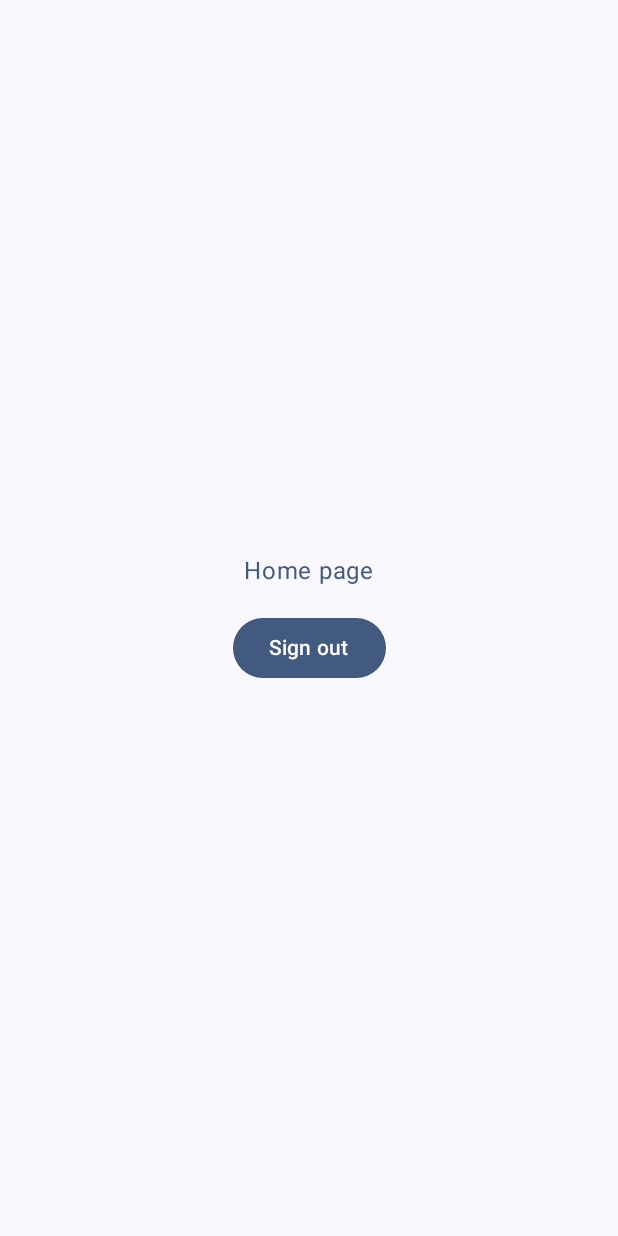
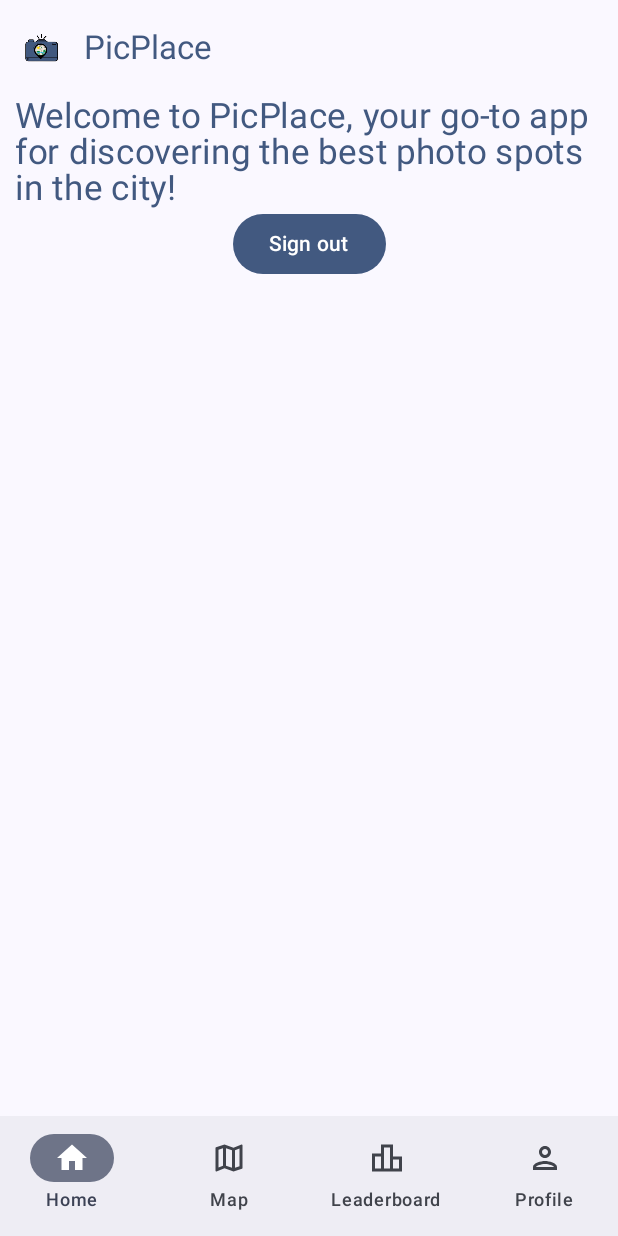
Before and after one commit to dusanmaksimovic02/PicPlace, an Android app built with Jetpack Compose: the HomeScreen screen opened through its navigation route, on a phone screen of 412 x 824 dp. Run offline under Robolectric (Android 15) with nearby library versions, the phone set to English and light mode, and no system bars; our stand-ins replace Firebase (no records; nobody signed in at launch, a user with empty details on screens opened directly), livedata-compose.

Commit message:
Bottom app navigation is added

```diff
--- a/app/src/main/java/com/example/picplace/MainActivity.kt
+++ b/app/src/main/java/com/example/picplace/MainActivity.kt
@@ -8,13 +8,9 @@ import androidx.activity.viewModels
 import androidx.compose.foundation.layout.fillMaxSize
 import androidx.compose.foundation.layout.padding
 import androidx.compose.material3.Scaffold
-import androidx.compose.material3.Surface
 import androidx.compose.ui.Modifier
-import androidx.compose.ui.platform.LocalContext
-import androidx.navigation.NavController
 import com.example.picplace.models.auth.AuthViewModel
 import com.example.picplace.ui.navigation.Navigation
-import com.example.picplace.ui.screens.login.LoginScreen
 import com.example.picplace.ui.theme.PicPlaceTheme
 
 class MainActivity : ComponentActivity() {
--- /dev/null
+++ b/app/src/main/java/com/example/picplace/ui/navigation/BottomNavigationBar.kt
@@ -0,0 +1,84 @@
+package com.example.picplace.ui.navigation
+
+import android.annotation.SuppressLint
+import androidx.compose.material.icons.Icons
+import androidx.compose.material.icons.filled.Home
+import androidx.compose.material.icons.filled.Leaderboard
+import androidx.compose.material.icons.filled.Map
+import androidx.compose.material.icons.filled.Person
+import androidx.compose.material.icons.outlined.Home
+import androidx.compose.material.icons.outlined.Leaderboard
+import androidx.compose.material.icons.outlined.Map
+import androidx.compose.material.icons.outlined.Person
+import androidx.compose.material3.Icon
+import androidx.compose.material3.NavigationBar
+import androidx.compose.material3.NavigationBarItem
+import androidx.compose.material3.Text
+import androidx.compose.runtime.Composable
+import androidx.compose.ui.Modifier
+import androidx.compose.ui.graphics.vector.ImageVector
+import androidx.navigation.NavController
+
+data class BottomNavigationItem(
+    val title: String,
+    val route: String,
+    val selectedIcon: ImageVector,
+    val unselectedIcon: ImageVector,
+)
+
+@SuppressLint("UnusedMaterial3ScaffoldPaddingParameter")
+@Composable
+fun BottomNavigationBar(
+    navController: NavController,
+    selectedIndex: Number
+) {
+    val items = listOf(
+        BottomNavigationItem(
+            route = Screens.Home.screen,
+            title = "Home",
+            selectedIcon = Icons.Filled.Home,
+            unselectedIcon = Icons.Outlined.Home,
+        ),
+        BottomNavigationItem(
+            route = Screens.Map.screen,
+            title = "Map",
+            selectedIcon = Icons.Filled.Map,
+            unselectedIcon = Icons.Outlined.Map,
+        ),
+        BottomNavigationItem(
+            route = Screens.Leaderboard.screen,
+            title = "Leaderboard",
+            selectedIcon = Icons.Filled.Leaderboard,
+            unselectedIcon = Icons.Outlined.Leaderboard,
+        ),
+        BottomNavigationItem(
+            route = Screens.Profile.screen,
+            title = "Profile",
+            selectedIcon = Icons.Filled.Person,
+            unselectedIcon = Icons.Outlined.Person,
+        ),
+    )
+
+    NavigationBar {
+        items.forEachIndexed { index, item ->
+            NavigationBarItem(
+                selected = selectedIndex == index,
+                onClick = {
+                    navController.navigate(item.route)
+                },
+                label = {
+                    Text(text = item.title)
+                },
+                icon = {
+                    Icon(
+                        imageVector = if (index == selectedIndex) {
+                            item.selectedIcon
+                        } else item.unselectedIcon,
+                        contentDescription = item.title
+                    )
+
+                }
+            )
+        }
+    }
+}
--- a/app/src/main/java/com/example/picplace/ui/screens/home/Home.kt
+++ b/app/src/main/java/com/example/picplace/ui/screens/home/Home.kt
@@ -1,13 +1,17 @@
 package com.example.picplace.ui.screens.home
 
-import androidx.compose.foundation.layout.Arrangement
+import androidx.compose.foundation.Image
 import androidx.compose.foundation.layout.Column
-import androidx.compose.foundation.layout.Spacer
 import androidx.compose.foundation.layout.fillMaxSize
-import androidx.compose.foundation.layout.height
+import androidx.compose.foundation.layout.padding
 import androidx.compose.material3.Button
 import androidx.compose.material3.ButtonDefaults
+import androidx.compose.material3.ExperimentalMaterial3Api
+import androidx.compose.material3.MaterialTheme
+import androidx.compose.material3.Scaffold
 import androidx.compose.material3.Text
+import androidx.compose.material3.TopAppBar
+import androidx.compose.material3.TopAppBarDefaults
 import androidx.compose.runtime.Composable
 import androidx.compose.runtime.LaunchedEffect
 import androidx.compose.runtime.livedata.observeAsState
@@ -15,17 +19,22 @@ import androidx.compose.ui.Alignment
 import androidx.compose.ui.Modifier
 import androidx.compose.ui.graphics.Color
 import androidx.compose.ui.platform.LocalContext
+import androidx.compose.ui.res.painterResource
 import androidx.compose.ui.tooling.preview.Preview
 import androidx.compose.ui.unit.dp
+import androidx.compose.ui.unit.sp
 import androidx.navigation.NavController
+import com.example.picplace.R
 import com.example.picplace.models.auth.AuthState
 import com.example.picplace.models.auth.AuthViewModel
 import com.example.picplace.models.auth.MockAuthViewModel
+import com.example.picplace.ui.navigation.BottomNavigationBar
 import com.example.picplace.ui.navigation.Screens
 import com.example.picplace.ui.theme.PicPlaceTheme
 
+@OptIn(ExperimentalMaterial3Api::class)
 @Composable
-fun HomeScreen(modifier: Modifier, navController: NavController, authViewModel: AuthViewModel) {
+fun HomeScreen(modifier: Modifier = Modifier, navController: NavController, authViewModel: AuthViewModel) {
     val authState = authViewModel.authState.observeAsState()
 
     LaunchedEffect(authState.value) {
@@ -35,20 +44,44 @@ fun HomeScreen(modifier: Modifier, navController: NavController, authViewModel:
         }
     }
 
+    Scaffold(
+        topBar = {
+            TopAppBar(
+                navigationIcon = {
+                    Image(
+                        painter = painterResource(id = R.mipmap.ic_logoo),
+                        contentDescription = "logo",
+                    )
+                },
+                title = {
+                    Text(
+                        text = "PicPlace",
+                        color = Color(0xFF425980)
+                    )
+                },
+                colors = TopAppBarDefaults.topAppBarColors(
+                    containerColor = MaterialTheme.colorScheme.background
+                )
+            )
+        },
+        bottomBar = {
+            BottomNavigationBar(
+                navController = navController,
+                selectedIndex = 0
+            )
+        }
+    ) { innerPadding ->
         Column(
             modifier = modifier
-            .fillMaxSize(),
-        horizontalAlignment = Alignment.CenterHorizontally,
-        verticalArrangement = Arrangement.Center
+                .fillMaxSize()
+                .padding(innerPadding),
+            horizontalAlignment = Alignment.CenterHorizontally
         ) {
             Text(
-            text = "Home page",
-            color = Color(0xFF425980)
-        )
-
-        Spacer(
-            modifier = modifier
-                .height(15.dp)
+                text = "Welcome to PicPlace, your go-to app for discovering the best photo spots in the city!",
+                color = Color(0xFF425980),
+                modifier = Modifier.padding(horizontal = 10.dp),
+                fontSize = 23.sp,
             )
 
             Button(
@@ -59,9 +92,8 @@ fun HomeScreen(modifier: Modifier, navController: NavController, authViewModel:
                     containerColor = Color(0xFF425980)
                 )
             ) {
-            Text(
-                text = "Sign out"
-            )
+                Text(text = "Sign out")
+            }
         }
     }
 }
```
Also changed, not shown: app/src/main/java/com/example/picplace/ui/screens/leaderboard/Leaderboard.kt (+17 -4 lines), app/src/main/java/com/example/picplace/ui/screens/map/Map.kt (+18 -4 lines), app/src/main/java/com/example/picplace/ui/screens/profile/Profile.kt (+17 -4 lines). Lines whose indentation alone changed are shown as unchanged.
